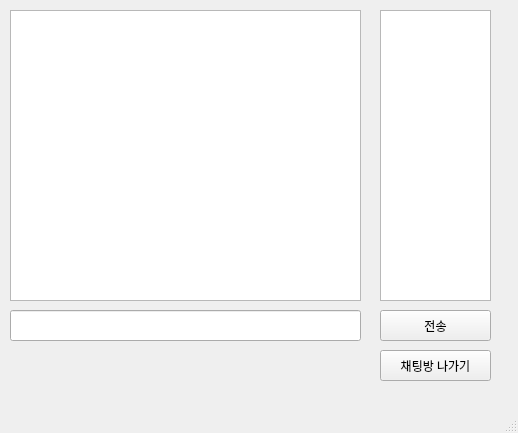
First picture: the form in ChatWindow.ui, repository YooSungSoo/MeEither, before the edit.
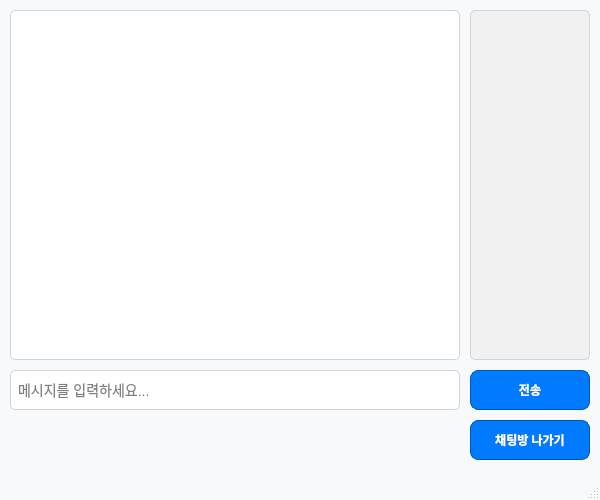
Second picture: the form after the edit.

```diff
--- a/ChatWindow.ui
+++ b/ChatWindow.ui
@@ -6,34 +6,52 @@
    <rect>
     <x>0</x>
     <y>0</y>
-    <width>518</width>
-    <height>433</height>
+    <width>600</width>
+    <height>500</height>
    </rect>
   </property>
   <property name="windowTitle">
-   <string>ChatWindow</string>
+   <string>채팅방</string>
+  </property>
+  <property name="styleSheet">
+   <string>
+    QMainWindow {
+        background-color: #f8f9fa;
+    }
+    QPushButton {
+        background-color: #007bff;
+        border: 1px solid #0056b3;
+        border-radius: 8px;
+        color: white;
+        font-weight: bold;
+        padding: 5px 10px;
+    }
+    QPushButton:hover {
+        background-color: #0056b3;
+    }
+    QLineEdit {
+        border: 1px solid #ced4da;
+        border-radius: 5px;
+        padding: 5px;
+        font-size: 14px;
+    }
+    QListWidget {
+        background-color: #ffffff;
+        border: 1px solid #ced4da;
+        border-radius: 5px;
+        padding: 5px;
+        font-size: 14px;
+    }
+   </string>
   </property>
   <widget class="QWidget" name="centralwidget">
-   <widget class="QPushButton" name="sendButton">
-    <property name="geometry">
-     <rect>
-      <x>380</x>
-      <y>310</y>
-      <width>111</width>
-      <height>31</height>
-     </rect>
-    </property>
-    <property name="text">
-     <string>전송</string>
-    </property>
-   </widget>
    <widget class="QListWidget" name="chatMessagesList">
     <property name="geometry">
      <rect>
       <x>10</x>
       <y>10</y>
-      <width>351</width>
-      <height>291</height>
+      <width>450</width>
+      <height>350</height>
      </rect>
     </property>
    </widget>
@@ -41,29 +59,54 @@
     <property name="geometry">
      <rect>
       <x>10</x>
-      <y>310</y>
-      <width>351</width>
-      <height>31</height>
+      <y>370</y>
+      <width>450</width>
+      <height>40</height>
      </rect>
     </property>
+    <property name="placeholderText">
+     <string>메시지를 입력하세요...</string>
+    </property>
    </widget>
-   <widget class="QListWidget" name="chatMessagesList_2">
+   <widget class="QPushButton" name="sendButton">
     <property name="geometry">
      <rect>
-      <x>380</x>
+      <x>470</x>
+      <y>370</y>
+      <width>120</width>
+      <height>40</height>
+     </rect>
+    </property>
+    <property name="text">
+     <string>전송</string>
+    </property>
+   </widget>
+   <widget class="QListWidget" name="userListWidget">
+    <property name="geometry">
+     <rect>
+      <x>470</x>
       <y>10</y>
-      <width>111</width>
-      <height>291</height>
+      <width>120</width>
+      <height>350</height>
      </rect>
     </property>
+    <property name="styleSheet">
+     <string>
+      QListWidget {
+          background-color: #f1f1f1;
+          border: 1px solid #ced4da;
+          border-radius: 5px;
+      }
+     </string>
+    </property>
    </widget>
    <widget class="QPushButton" name="leaveRoomButton">
     <property name="geometry">
      <rect>
-      <x>380</x>
-      <y>350</y>
-      <width>111</width>
-      <height>31</height>
+      <x>470</x>
+      <y>420</y>
+      <width>120</width>
+      <height>40</height>
      </rect>
     </property>
     <property name="text">
```
Left out of the diff: 2 changed lines with no effect on the pictures.
